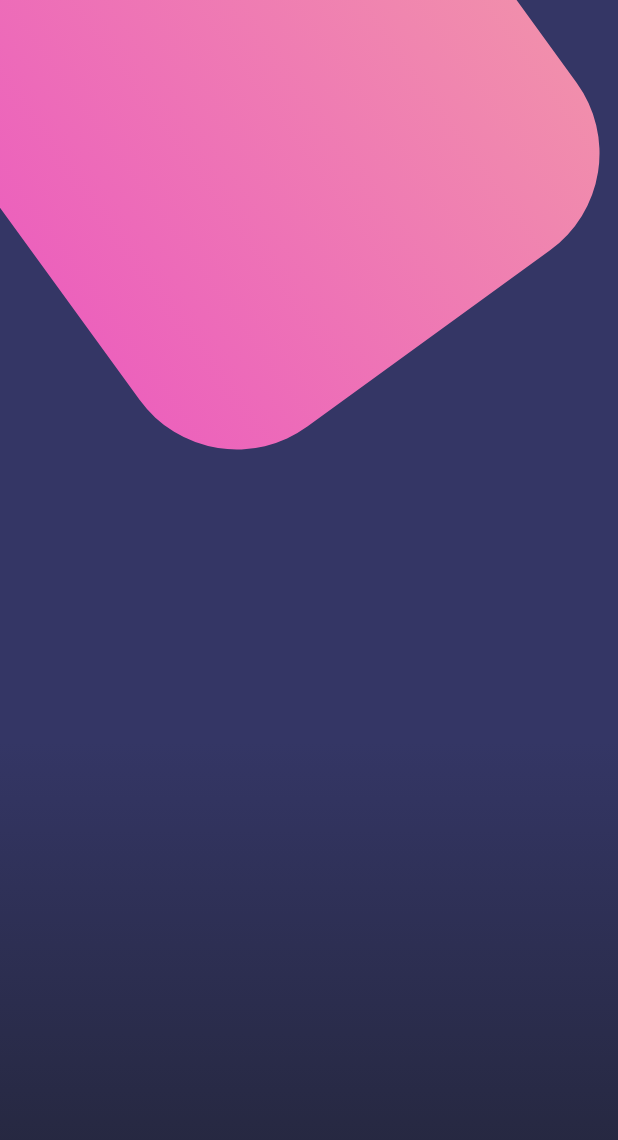
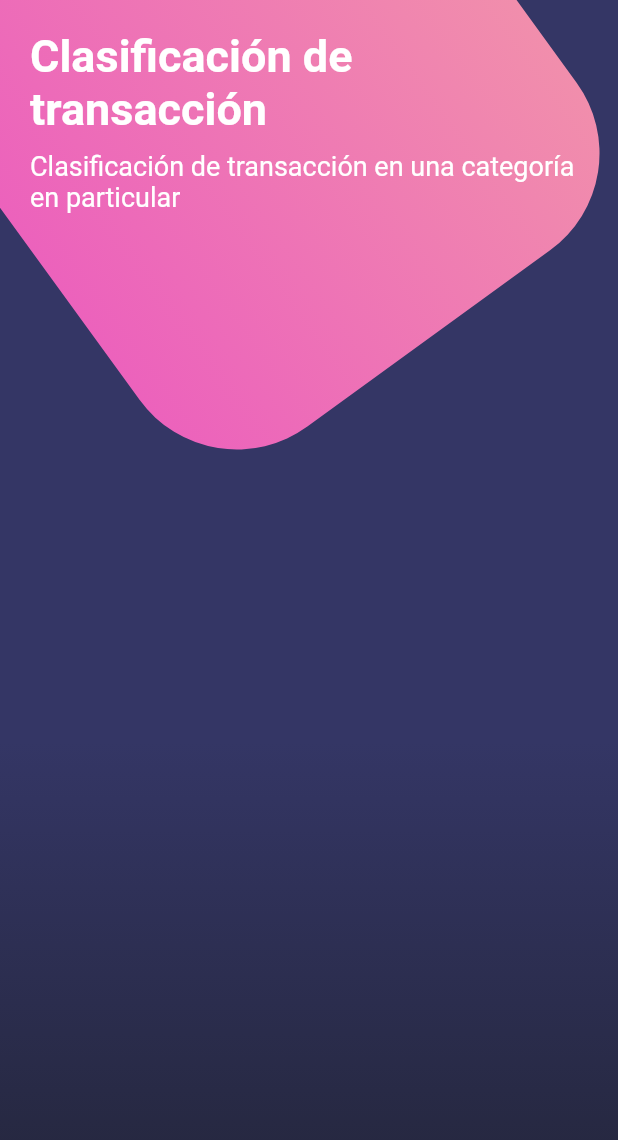
Before and after one commit to CristianX/flutter-disenios, a Flutter app: the screen it shows after launch, on a phone screen of 412 x 824 dp. Shown: the top 1140 px of the screen. Run offline on Flutter 3.47's test engine with Material 2 defaults, Android fonts, the phone set to English and light mode, and no system bars.

Commit message:
Poniendo texto en el SafeArea de botones_page; Quitando sombrado de StatusBar y casteandoló con un operador ternario para saber si la plataforma es Android o IOS

```diff
--- a/lib/main.dart
+++ b/lib/main.dart
@@ -1,10 +1,14 @@
 import 'package:flutter/material.dart';
+
+// Para checkear que plataforma es
+import 'dart:io' show Platform;
 
 
  // Páginas
 import 'package:disenios/src/pages/basico_page.dart';
 import 'package:disenios/src/pages/scroll_page.dart';
-import 'package:disenios/src/pages/botones_pages.dart';
+import 'package:disenios/src/pages/botones_page.dart';
+import 'package:flutter/services.dart';
 
 
 void main() => runApp(MyApp());
@@ -13,6 +17,11 @@ class MyApp extends StatelessWidget {
 
   @override
   Widget build(BuildContext context) {
+
+    // StatusBar
+    // Quitar el sombrado de la statusbar
+    SystemChrome.setSystemUIOverlayStyle( SystemUiOverlayStyle.light.copyWith( statusBarColor:  (Platform.isAndroid) ? Colors.transparent : Colors.white ));
+
     return MaterialApp(
       // Quitando indicación de debug
       debugShowCheckedModeBanner: false,
--- a/lib/src/pages/botones_pages.dart
+++ b/lib/src/pages/botones_page.dart
@@ -13,6 +13,14 @@ class BotonesPage extends StatelessWidget {
       body: Stack(
         children: <Widget>[
           _fondoApp(),
+
+          SingleChildScrollView(
+            child: Column(
+              children: <Widget>[
+                _titulos()
+              ],
+            ),
+          )
         ],
       ),
     );
@@ -75,4 +83,21 @@ class BotonesPage extends StatelessWidget {
     );
 
   }
+
+  Widget _titulos() {
+    return SafeArea(
+          child: Container(
+            padding: EdgeInsets.all(20.0),
+            child: Column(
+            crossAxisAlignment: CrossAxisAlignment.start,
+            children: <Widget>[
+              Text('Clasificación de transacción', style: TextStyle( color: Colors.white, fontSize: 30.0, fontWeight: FontWeight.bold )),
+              SizedBox( height: 10.0 ),
+              Text('Clasificación de transacción en una categoría en particular', style: TextStyle( color: Colors.white, fontSize: 18.0 )),
+
+          ],
+        ),
+      ),
+    );
+  }
 }
```
